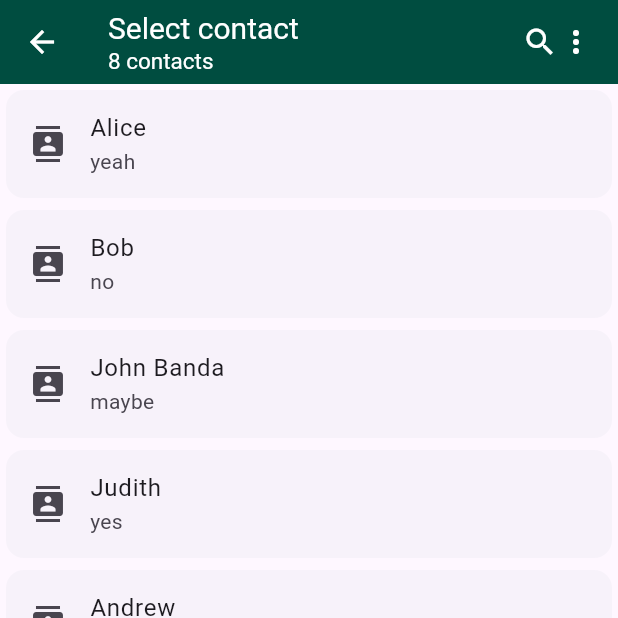
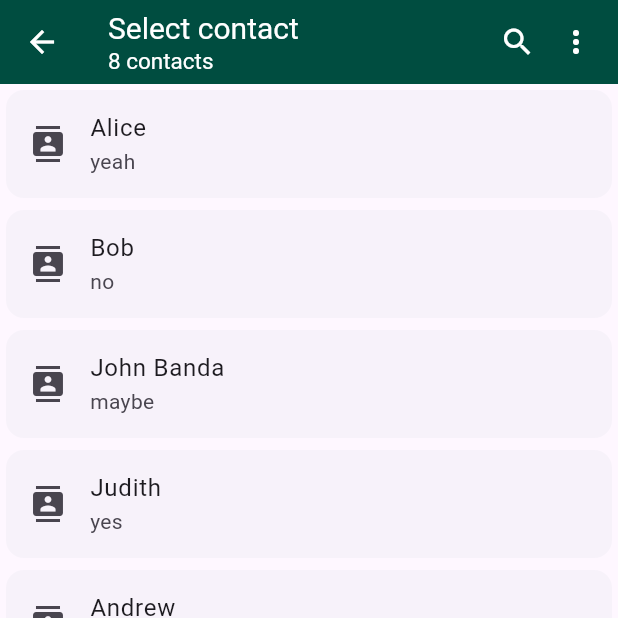
Before and after one commit to CSingogo/flutter-whatapp-clone, a Flutter app: the screen it shows after launch, after a tap on the "add box" icon, on a phone screen of 412 x 824 dp, the top half of it. Run offline on Flutter 3.47's test engine with Material 3 defaults, Android fonts, the phone set to English and light mode, and no system bars.

Commit message:
refactoring of code

```diff
--- a/flutter_whatapp_clone/lib/top.dart
+++ b/flutter_whatapp_clone/lib/components/top.dart
@@ -1,17 +1,18 @@
 import 'package:flutter/material.dart';
 
 
-/**
- * This file contains the appBar code
- *
- */
+/// This file contains the appBar code
+
 class TopBar extends StatelessWidget {
+  const TopBar({super.key});
+
+
 
   @override
   Widget build(BuildContext context) {
     return AppBar(
       backgroundColor: Colors.teal[900],
-      title:  Row(
+      title:  const Row(
         children: [
           Text(
             'WhatsApp',
--- a/flutter_whatapp_clone/lib/content.dart
+++ b/flutter_whatapp_clone/lib/content.dart
@@ -1,5 +1,5 @@
 import 'package:flutter/material.dart';
-import 'top.dart';
+import 'components/top.dart';
 import 'middle.dart';
 // this file has the child and body widget,bottom navigation bar and floating action button
 
@@ -10,18 +10,18 @@ class Content extends StatelessWidget {
   @override
   Widget build(BuildContext context) {
     return Scaffold(
-        appBar: PreferredSize(
-          preferredSize: const Size.fromHeight(kToolbarHeight),
+        appBar: const PreferredSize(
+          preferredSize: Size.fromHeight(kToolbarHeight),
           child: TopBar()),
 
-           body: MidWidget(),
+           body: const MidWidget(),
 
         floatingActionButton: FloatingActionButton(
           onPressed: (){
             Navigator.pushNamed(context, '/contacts');
           },
           backgroundColor: Colors.teal[900],
-          child: Icon(
+          child: const Icon(
             Icons.add_box,
             color: Colors.white,)
             ),
@@ -32,8 +32,8 @@ class Content extends StatelessWidget {
               elevation: 1.0,
               selectedItemColor: Colors.black,
               unselectedItemColor: const Color.fromARGB(255, 134, 119, 119),
-              selectedLabelStyle: TextStyle(fontWeight: FontWeight.bold),
-              unselectedLabelStyle: TextStyle(fontWeight: FontWeight.normal),
+              selectedLabelStyle: const TextStyle(fontWeight: FontWeight.bold),
+              unselectedLabelStyle: const TextStyle(fontWeight: FontWeight.normal),
         items: const [
           BottomNavigationBarItem(
             label: "Chats",
@@ -53,7 +53,8 @@ class Content extends StatelessWidget {
           ),
         ],
 
-        onTap: (int indexOfItem) {}),
+        onTap: (int indexOfItem) {}
+        ),
         );
   }
 }
--- a/flutter_whatapp_clone/lib/main.dart
+++ b/flutter_whatapp_clone/lib/main.dart
@@ -3,7 +3,7 @@ import 'content.dart';
 import 'pages/contacts.dart';
 
 void main() {
-  runApp(MainApp());
+  runApp(const MainApp());
 }
 
 class MainApp extends StatelessWidget {
@@ -14,11 +14,11 @@ class MainApp extends StatelessWidget {
   Widget build(BuildContext context) {
     return MaterialApp(
       debugShowCheckedModeBanner: false,
-      home: Content(),
+      home: const Content(),
       initialRoute: '/',
       routes: {
 
-        '/contacts':(context) => Contacts(),
+        '/contacts':(context) => const Contacts(),
       },
 
     );
--- a/flutter_whatapp_clone/lib/pages/contacts.dart
+++ b/flutter_whatapp_clone/lib/pages/contacts.dart
@@ -13,14 +13,14 @@ class Contacts extends StatefulWidget {
 class _ContactsState extends State<Contacts> {
 
   List<People> people = [
-   People(name: 'Alice', status: 'yeah' , msg:'qqqqqqqqqqqqqqqqqqqqqqqqqqqqq'),
-   People(name: 'Bob', status: 'no',msg:'bbbbbbbbbbbbbbbbbbbbbbbb'),
-   People(name: 'John Banda', status: 'maybe', msg:'iiiiiiiiiiiiiiiiiiiiiiiii'),
-   People(name: 'Judith', status: 'yes',msg:'uuuuuuuuuuuuuuuuuuuuuuuuuu'),
-    People(name: 'Andrew', status: 'nah',msg:'kkkkkkkkkkkkkkkkkkkkkkkkk'),
-   People(name: 'Samuel', status: 'react',msg:'ggggggggggggggggggggggggg'),
-   People(name: 'Chileshe', status: 'angular', msg:'kkkkkkkkkkkkkkkkkkkkk'),
-   People(name: 'Phiri', status: 'flutter', msg:'ddddddddddddddddddddddddd'),
+   People(name: 'Alice', status: 'yeah' , msg:'qqqqqqqqqqqqqqqqqqqqqqqqqqqqq', image:''),
+   People(name: 'Bob', status: 'no',msg:'bbbbbbbbbbbbbbbbbbbbbbbb', image:''),
+   People(name: 'John Banda', status: 'maybe', msg:'iiiiiiiiiiiiiiiiiiiiiiiii',image:''),
+   People(name: 'Judith', status: 'yes',msg:'uuuuuuuuuuuuuuuuuuuuuuuuuu', image:''),
+    People(name: 'Andrew', status: 'nah',msg:'kkkkkkkkkkkkkkkkkkkkkkkkk', image:''),
+   People(name: 'Samuel', status: 'react',msg:'ggggggggggggggggggggggggg', image:''),
+   People(name: 'Chileshe', status: 'angular', msg:'kkkkkkkkkkkkkkkkkkkkk', image:''),
+   People(name: 'Phiri', status: 'flutter', msg:'ddddddddddddddddddddddddd', image:''),
    ]; // random list of contacts
 
   @override
@@ -28,7 +28,7 @@ class _ContactsState extends State<Contacts> {
     return Scaffold(
       appBar: AppBar(
         backgroundColor: Colors.teal[900],
-        iconTheme: IconThemeData(
+        iconTheme: const IconThemeData(
             color: Colors.white,
           ),
         title:  Row(
@@ -38,23 +38,24 @@ class _ContactsState extends State<Contacts> {
                         (
                           crossAxisAlignment: CrossAxisAlignment.start,
                           children: [
-                              Text(
+                              const Text(
                                 'Select contact',
                                  style: TextStyle(color: Colors.white,
                                  fontSize: 20),
                                 ),
                                 Text(
                                   '${people.length} contacts',
-                                  style: TextStyle(color: Colors.white,
+                                  style: const TextStyle(color: Colors.white,
                                  fontSize: 15),
                                 )
                         ],)
                         ,),
-                        Spacer(),
-                        Container(child: Row(
+                        const Spacer(),
+                        Container(child: const Row(
                           crossAxisAlignment: CrossAxisAlignment.end,
                           children: <Widget>[
                             Icon(Icons.search),
+                            SizedBox(width: 15,),
                             Icon(Icons.more_vert)
                           ],
                         )
@@ -77,7 +78,7 @@ class _ContactsState extends State<Contacts> {
               },
               title: Text(people[index].name),
               subtitle: Text(people[index].status),
-              leading: Icon(Icons.contacts),
+              leading: const Icon(Icons.contacts),
             ),
           );
 
--- a/flutter_whatapp_clone/lib/pages/message.dart
+++ b/flutter_whatapp_clone/lib/pages/message.dart
@@ -5,7 +5,7 @@ class Message extends StatelessWidget {
 
   final People item;
 
-   Message({required this.item});
+   const Message({required this.item});
 
   @override
   Widget build(BuildContext context) {
--- /dev/null
+++ b/flutter_whatapp_clone/lib/pages/updates.dart
@@ -0,0 +1,13 @@
+import 'package:flutter/material.dart';
+import '../components/top.dart';
+
+class Updates extends StatelessWidget {
+  const Updates({super.key});
+
+  @override
+  Widget build(BuildContext context) {
+    return const Scaffold(
+      appBar: PreferredSize(preferredSize: Size.fromHeight(100.0), child: TopBar()),
+    );
+  }
+}
--- a/flutter_whatapp_clone/lib/people.dart
+++ b/flutter_whatapp_clone/lib/people.dart
@@ -4,10 +4,11 @@ class People {
   late String name; // name of contact
   late String status; // status of contact
   late String msg; // message content
+  late String image;
 
 
   //constructor method
-  People ({required this.name, required this.status, required this.msg});
+  People ({required this.name, required this.status, required this.msg, required this.image});
 
 
 }
```
